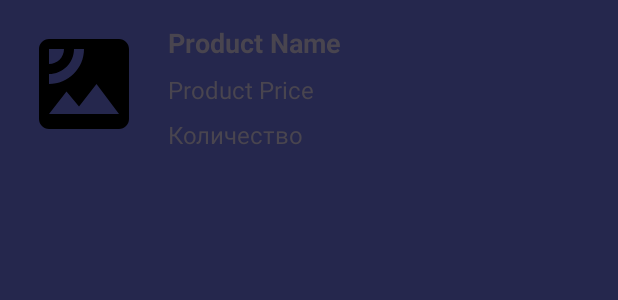
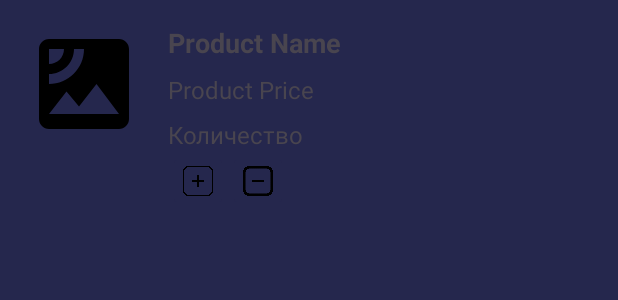
Before and after one commit to mrocznaczarownica/DiplomLastTryTilted, an Android app: the layout cart_item.xml on its own in the app's theme, with its tools: preview values and no code run, on a phone screen of 412 x 824 dp. Shown: the top 300 px of the screen. Run offline under Robolectric (Android 15) with nearby library versions, the phone set to English and light mode, and no system bars.

Commit message:
ахуеть работает

```diff
--- a/app/src/main/java/com/example/diplomlasttrytilted/userActivities/CartActivity.kt
+++ b/app/src/main/java/com/example/diplomlasttrytilted/userActivities/CartActivity.kt
@@ -62,11 +62,6 @@ class CartActivity : AppCompatActivity() {
             Toast.makeText(this, "Нет элементов в корзине", Toast.LENGTH_SHORT).show()
         }
 
-        recyclerViewCartItems.layoutManager = LinearLayoutManager(this)
-
-        val cartAdapter = CartItemsAdapter(dbHelper.getItemFromCart())
-        recyclerViewCartItems.adapter = cartAdapter
-
         textViewTotalPrice.text = getString(R.string.total_price)
 
         buttonPlaceOrder.setOnClickListener {
--- a/app/src/main/res/layout/cart_item.xml
+++ b/app/src/main/res/layout/cart_item.xml
@@ -5,7 +5,7 @@
     xmlns:tools="http://schemas.android.com/tools"
     android:background="@color/main">
 
-    <LinearLayout xmlns:android="http://schemas.android.com/apk/res/android"
+    <LinearLayout
         android:layout_width="match_parent"
         android:layout_height="wrap_content"
         android:orientation="horizontal"
@@ -49,8 +49,39 @@
                 android:text="Количество"
                 android:textSize="16sp"
                 android:layout_marginTop="8dp"/>
+
+            <LinearLayout
+                android:layout_width="wrap_content"
+                android:layout_height="wrap_content">
+
+                <ImageButton
+                    android:id="@+id/plus"
+                    android:layout_width="40dp"
+                    android:layout_height="40dp"
+                    android:backgroundTint="@color/main"
+                    android:scaleType="centerCrop"
+                    android:src="@drawable/plus"/>
+
+                <ImageButton
+                    android:id="@+id/minus"
+                    android:layout_width="40dp"
+                    android:layout_height="40dp"
+                    android:backgroundTint="@color/main"
+                    android:scaleType="centerCrop"
+                    android:src="@drawable/minus" />
+
+                <TextView
+                    android:id="@+id/errorTextView"
+                    android:layout_width="wrap_content"
+                    android:layout_height="wrap_content"/>
+            </LinearLayout>
+
+            <TextView
+                android:id="@+id/total"
+                android:layout_width="wrap_content"
+                android:layout_height="wrap_content"/>
+
         </LinearLayout>
-
     </LinearLayout>
 
 </androidx.constraintlayout.widget.ConstraintLayout>
```
Also changed, not shown: app/src/main/java/com/example/diplomlasttrytilted/auxiliaryClasses/CartItemsAdapter.kt (+34 -3 lines), app/src/main/java/com/example/diplomlasttrytilted/dataBase/DBHelper.kt (+16 -11 lines), app/src/main/res/drawable/minus.png (added), app/src/main/res/drawable/plus.png (added).
